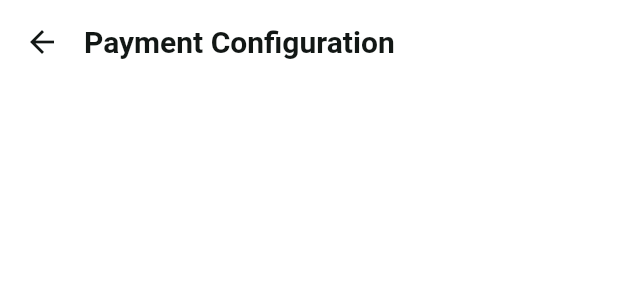
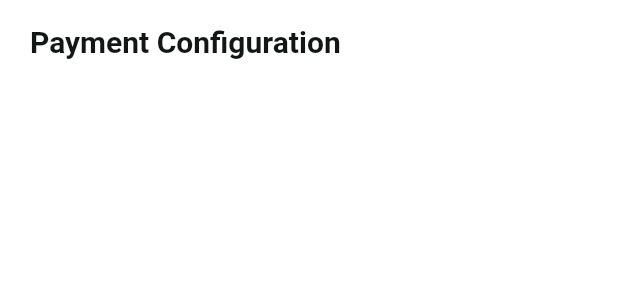
Before and after one commit to varmeh/botigaAdminApp, a Flutter app: the BotigaAppBar widget shown alone on an empty page, opened directly, on a phone screen of 412 x 824 dp. Shown: the top 300 px of the screen. Run offline on Flutter 3.47's test engine with Material 2 defaults, Android fonts, the phone set to English and light mode, and no system bars; our stand-ins replace flushbar, mask_text_input_formatter, webview_flutter; generated files the repository leaves out were written again; Roboto replaces fonts that are missing (Montserrat).

Commit message:
botiga app bar back button bug fix

```diff
--- a/lib/app/payment/paymentScreen.dart
+++ b/lib/app/payment/paymentScreen.dart
@@ -58,7 +58,10 @@ class _PaymentScreenState extends State<PaymentScreen> {
         backgroundColor: AppTheme.backgroundColor,
         floatingActionButton: _getSellerDetails(context),
         floatingActionButtonLocation: FloatingActionButtonLocation.centerFloat,
-        appBar: BotigaAppBar('Payment Configuration'),
+        appBar: BotigaAppBar(
+          'Payment Configuration',
+          canPop: false,
+        ),
         body: SafeArea(
           child: SingleChildScrollView(
             child: Column(
@@ -479,7 +482,6 @@ class _PaymentScreenState extends State<PaymentScreen> {
                     ),
                   );
                 } catch (error) {
-                  print(error);
                   Toast(
                     message: 'Payment failed. Try again',
                     color: AppTheme.errorColor,
--- a/lib/widgets/botigaAppBar.dart
+++ b/lib/widgets/botigaAppBar.dart
@@ -9,18 +9,20 @@ class BotigaAppBar extends StatelessWidget implements PreferredSizeWidget {
   final String title;
   final double titlePadding;
   final List<Widget> actions;
+  final bool canPop;
 
   BotigaAppBar(
     this.title, {
     Key key,
     this.actions,
     this.titlePadding = 20.0,
+    this.canPop = true,
   })  : preferredSize = Size.fromHeight(56.0), //setting to default height
         super(key: key);
 
   @override
   Widget build(BuildContext context) {
-    final hasBackButton = Navigator.canPop(context);
+    final hasBackButton = canPop && Navigator.canPop(context);
 
     if (hasBackButton) {
       return AppBar(
```
